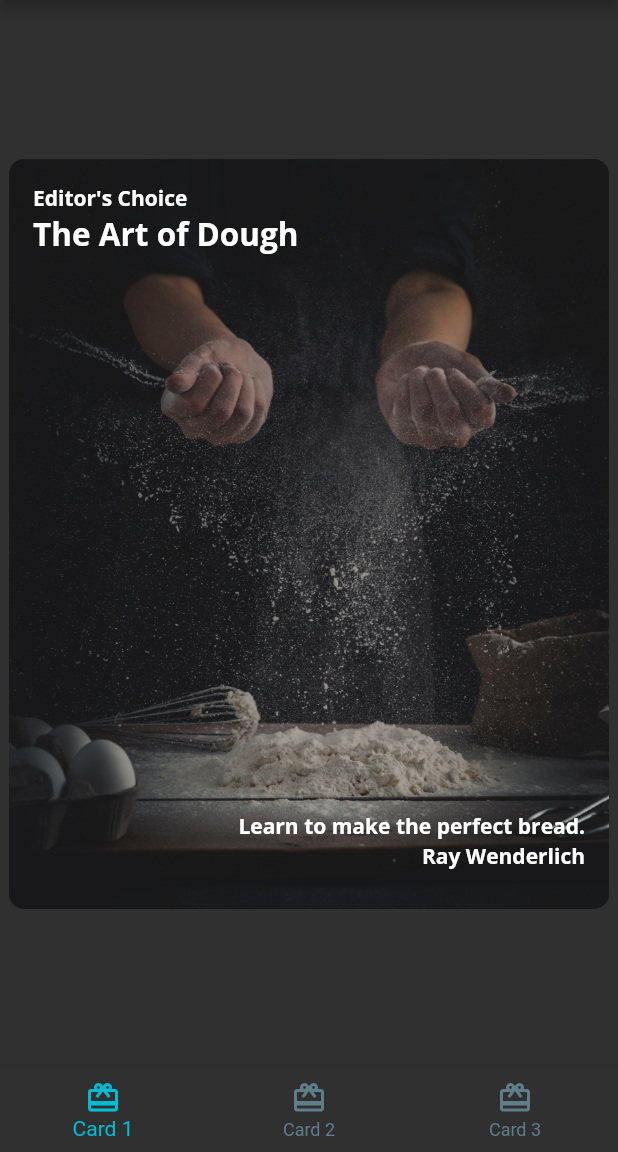
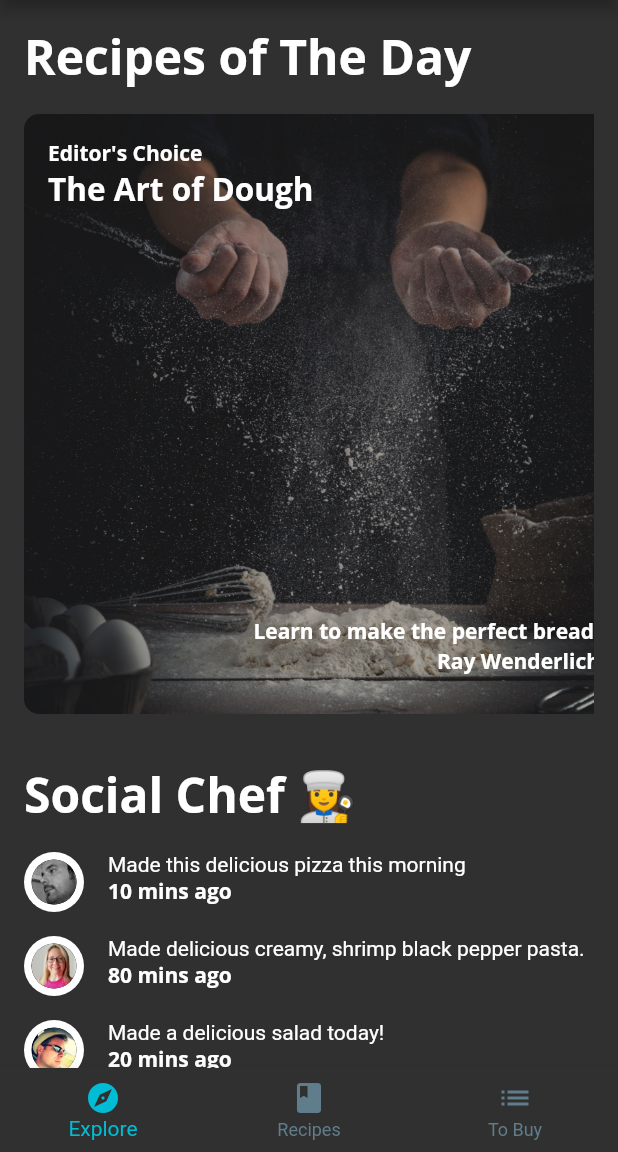
Before and after one commit to aribyusronha/fooderlich, a Flutter app: the screen it shows after launch, on a phone screen of 412 x 824 dp, the part 84-1236 px from its top. Run offline on Flutter 3.47's test engine with Material 2 defaults, Android fonts, the phone set to English and light mode, and no system bars; our stand-ins replace google_fonts.

Commit message:
Modul Praktikm 5 - Finished :)
Modul Praktikum 5 Selesai

```diff
--- a/lib/api/mock_fooderlich_service.dart
+++ b/lib/api/mock_fooderlich_service.dart
@@ -7,8 +7,9 @@ class MockFooderlichService {
     Future<ExploreData> getExploreData() async {
         final todayRecipes = await _getTodayRecipes();
         final friendPosts = await _getFriendFeed();
+        final simpleRecipes = await getRecipes();
 
-        return ExploreData(todayRecipes, friendPosts);
+        return ExploreData(todayRecipes, friendPosts, simpleRecipes);
     }
     // Get sample explore recipes json to display in ui
     Future<List<ExploreRecipe>> _getTodayRecipes() async {
--- a/lib/components/components.dart
+++ b/lib/components/components.dart
@@ -3,3 +3,6 @@ export 'card/card1.dart';
 export 'card/card2.dart';
 export 'card/card3.dart';
 export 'card/circle_image.dart';
+export 'today_recipe_list_view.dart';
+export 'friend_post_list_view.dart';
+export 'friend_post_tile.dart';
--- /dev/null
+++ b/lib/components/friend_post_list_view.dart
@@ -0,0 +1,40 @@
+import 'package:flutter/material.dart';
+import '../models/models.dart';
+import '../components/components.dart';
+
+class FriendPostListView extends StatelessWidget {
+    final List<Post> friendPosts;
+
+    const FriendPostListView({Key? key, required this.friendPosts}) : super(key: key);
+
+    @override
+    Widget build(BuildContext context) {
+        return Padding(
+            padding: const EdgeInsets.only(left: 16,right: 16,top: 16) ,
+            child: Column(
+                crossAxisAlignment: CrossAxisAlignment.start,
+                children: [
+                    Text(
+                        'Social Chef 👩‍🍳',
+                        style: Theme.of(context).textTheme.headline1
+                    ),
+                    const SizedBox(height: 16),
+                    ListView.separated(
+                        primary: false,
+                        physics: const NeverScrollableScrollPhysics(),
+                        shrinkWrap: true,
+                        scrollDirection: Axis.vertical,
+                        itemCount: friendPosts.length,
+                        itemBuilder: (context, index){
+                            final post = friendPosts[index];
+                            return FriendPostTile(post: post);
+                        },
+                        separatorBuilder: (context, index){
+                            return const SizedBox(height: 16);
+                        },),
+                    const SizedBox(height: 16),
+                ],
+            ),
+        );
+    }
+}
--- /dev/null
+++ b/lib/components/friend_post_tile.dart
@@ -0,0 +1,33 @@
+import 'package:flutter/material.dart';
+import '../models/models.dart';
+import '../components/components.dart';
+
+class FriendPostTile extends StatelessWidget {
+    final Post post;
+
+    const FriendPostTile({Key? key, required this.post}) : super(key: key);
+
+    @override
+    Widget build(BuildContext context) {
+        return Row(
+            crossAxisAlignment: CrossAxisAlignment.start,
+            mainAxisAlignment: MainAxisAlignment.start,
+            children: [
+                CircleImage(
+                    imageProvider: AssetImage('${post.profileImageUrl}'),
+                    imageRadius: 20),
+                const SizedBox(width: 16),
+                Expanded(
+                    child: Column(
+                    crossAxisAlignment: CrossAxisAlignment.start,
+                    children: [
+                        Text(post.comment.toString()),
+                        Text('${post.timeStamp} mins ago',
+                        style: Theme.of(context).textTheme.bodyText1)
+                        ]
+                    )
+                )
+            ]
+        );
+    }
+}
--- /dev/null
+++ b/lib/components/today_recipe_list_view.dart
@@ -0,0 +1,56 @@
+import 'package:flutter/material.dart';
+import 'components.dart';
+import '../models/models.dart';
+
+class TodayRecipeListView extends StatelessWidget{
+    final List<ExploreRecipe> recipes;
+
+    const TodayRecipeListView({Key? key, required this.recipes}) : super(key: key);
+
+    @override
+    Widget build(BuildContext context) {
+        return Padding(
+            padding: const EdgeInsets.only(left: 16,right: 16,top: 16) ,
+            child: Column(
+                crossAxisAlignment: CrossAxisAlignment.start,
+                children: [
+                    Text(
+                        'Recipes of The Day',
+                        style: Theme.of(context).textTheme.headline1
+                    ),
+                    const SizedBox(height: 16),
+                    Container(
+                        height: 400,
+                        color: Colors.transparent,
+                        child: ListView.separated(
+                            scrollDirection: Axis.horizontal,
+                            itemCount: recipes.length,
+                            itemBuilder: (context, index) {
+                                final recipe = recipes[index];
+                                return buildCard(recipe);
+                            },
+                            separatorBuilder: (context, index) {
+                                return const SizedBox(width: 16);
+                            },
+                        ),
+                    )
+                ],
+            ),
+
+        );
+    }
+    Widget buildCard(ExploreRecipe recipe) {
+        if(recipe.cardType == RecipeCardType.card1){
+            return Card1(recipe: recipe);
+        }
+        else if(recipe.cardType == RecipeCardType.card2){
+            return Card2(recipe: recipe);
+        }
+        else if(recipe.cardType == RecipeCardType.card3){
+            return Card3(recipe: recipe);
+        }
+        else{
+            throw Exception('This card does not exist yet');
+        }
+    }
+}
--- a/lib/home.dart
+++ b/lib/home.dart
@@ -1,9 +1,10 @@
 import 'package:flutter/material.dart';
-import 'package:fooderlich/fooderlich_theme.dart';
+import 'package:fooderlich/screens/recipes_screen.dart';
+import 'fooderlich_theme.dart';
 import 'package:fooderlich/models/explore_recipe.dart';
-import 'components/card/card1.dart';
-import 'components/card/card2.dart';
-import 'components/card/card3.dart';
+import 'components/components.dart';
+import 'models/models.dart';
+import 'screens/explore_screen.dart';
 
 class Home extends StatefulWidget{
     const Home({Key? key}) : super(key: key);
@@ -17,22 +18,8 @@ class _HomeState extends State<Home>{
 
 
     static List<Widget> pages = <Widget>[
-        Card1(recipe: ExploreRecipe(
-            authorName: 'Ray Wenderlich',
-            title: 'The Art of Dough',
-            subtitle: 'Editor\'s Choice',
-            message: 'Learn to make the perfect bread.',
-            backgroundImage: 'assets/magazine_pics/card_bread.jpg'
-       )),
-
-       Card2(recipe: ExploreRecipe(
-            authorName: 'Mike Katz',
-            role: 'Smoothie Connoisseur',
-            profileImage: 'assets/profile_pics/person_katz.jpeg',
-            title: 'Recipe',
-            subtitle: 'Smoothies',
-            backgroundImage: 'assets/magazine_pics/mag2.png'
-        )),
+        ExploreScreen(),
+        RecipeScreen(),
 
         Card3(recipe: ExploreRecipe(
             title: 'Vegan Trends',
@@ -76,16 +63,16 @@ class _HomeState extends State<Home>{
                 onTap: _onItemTapped,
                 items: const <BottomNavigationBarItem>[
                     BottomNavigationBarItem(
-                        icon: Icon(Icons.card_giftcard),
-                        label: 'Card 1',
+                        icon: Icon(Icons.explore),
+                        label: 'Explore',
                     ),
                     BottomNavigationBarItem(
-                        icon: Icon(Icons.card_giftcard),
-                        label: 'Card 2',
+                        icon: Icon(Icons.book),
+                        label: 'Recipes',
                     ),
                     BottomNavigationBarItem(
-                        icon: Icon(Icons.card_giftcard),
-                        label: 'Card 3',
+                        icon: Icon(Icons.list),
+                        label: 'To Buy',
                     ),
                 ],
             ),
--- a/lib/models/explore_data.dart
+++ b/lib/models/explore_data.dart
@@ -2,7 +2,8 @@ import 'models.dart';
 
 class ExploreData{
     final List<ExploreRecipe> todayRecipes;
-    final List<Post> friendPost;
+    final List<Post> friendPosts;
+    final List<SimpleRecipe> simpleRecipes;
 
-    ExploreData(this.todayRecipes, this.friendPost);
+    ExploreData(this.todayRecipes, this.friendPosts, this.simpleRecipes);
 }
--- a/lib/models/post.dart
+++ b/lib/models/post.dart
@@ -15,6 +15,6 @@ class Post {
         profileImageUrl = json['profileImageUrl'];
         comment = json['comment'];
         foodPictureUrl = json['foodPictureUrl'];
-        timeStamp = json['timeStamp'];
+        timeStamp = json['timestamp'];
     }
 }
--- /dev/null
+++ b/lib/screens/explore_screen.dart
@@ -0,0 +1,31 @@
+import 'package:flutter/material.dart';
+import '../components/today_recipe_list_view.dart';
+import '../api/mock_fooderlich_service.dart';
+import '../components/components.dart';
+import '../models/explore_data.dart';
+
+class ExploreScreen extends StatelessWidget {
+    final mockService = MockFooderlichService();
+
+    ExploreScreen({Key? key}) : super(key: key);
+
+    @override
+    Widget build(BuildContext context) {
+        return FutureBuilder(
+                future: mockService.getExploreData(),
+                builder: (context, AsyncSnapshot<ExploreData> snapshot) {
+                if (snapshot.connectionState == ConnectionState.done) {
+                    return ListView(
+                        scrollDirection: Axis.vertical,
+                        children: [
+                            TodayRecipeListView(recipes: snapshot.data!.todayRecipes),
+                            const SizedBox(height: 16),
+                            FriendPostListView(friendPosts: snapshot.data!.friendPosts)
+                        ]);
+                }
+                else {
+                    return const Center(child: CircularProgressIndicator());
+                }}
+            );
+    }
+}
--- a/pubspec.yaml
+++ b/pubspec.yaml
@@ -67,6 +67,7 @@ flutter:
     - assets/food_pics/
     - assets/magazine_pics/
     - assets/profile_pics/
+    - assets/sample_data/
 
   # An image asset can refer to one or more resolution-specific "variants", see
   # https://flutter.dev/assets-and-images/#resolution-aware
```
Also changed, not shown: lib/components/recipe_grid_view.dart (added, +28 -0 lines), lib/components/recipe_thumbnail.dart (added, +30 -0 lines), lib/screens/recipes_screen.dart (added, +25 -0 lines).
